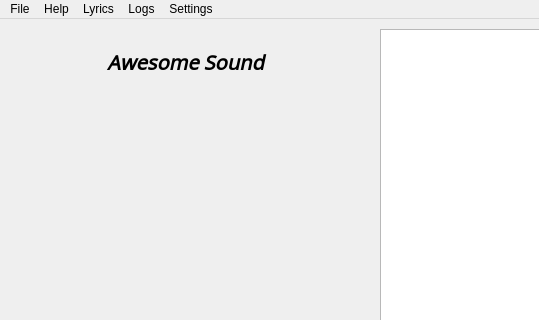
Qt form player/window/player.ui (hor00s/Awesome-sound) before a commit; both pictures show x 0 to 539 and y 0 to 320 of the 539 by 613 pixel window.
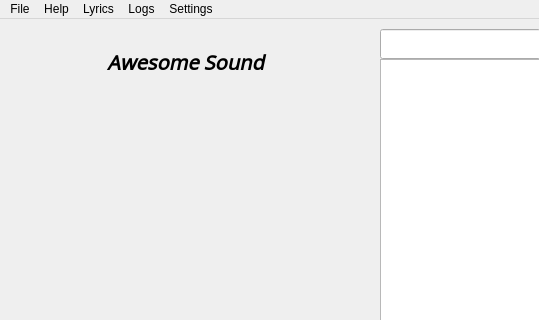
The same form after that commit.

Commit message: Added search functionality

What changed in the file:
```diff
--- a/player/window/player.ui
+++ b/player/window/player.ui
@@ -103,9 +103,9 @@
     <property name="geometry">
      <rect>
       <x>380</x>
-      <y>10</y>
+      <y>40</y>
       <width>161</width>
-      <height>491</height>
+      <height>461</height>
      </rect>
     </property>
     <property name="font">
@@ -288,6 +288,16 @@
      <string/>
     </property>
    </widget>
+   <widget class="QLineEdit" name="search_query_ln">
+    <property name="geometry">
+     <rect>
+      <x>380</x>
+      <y>10</y>
+      <width>161</width>
+      <height>30</height>
+     </rect>
+    </property>
+   </widget>
    <zorder>bg_lbl</zorder>
    <zorder>music_prog_bar</zorder>
    <zorder>volume_bar</zorder>
```
Left out of the diff: 1 changed line with no effect on the pictures. The commit also changes 4 other files.
